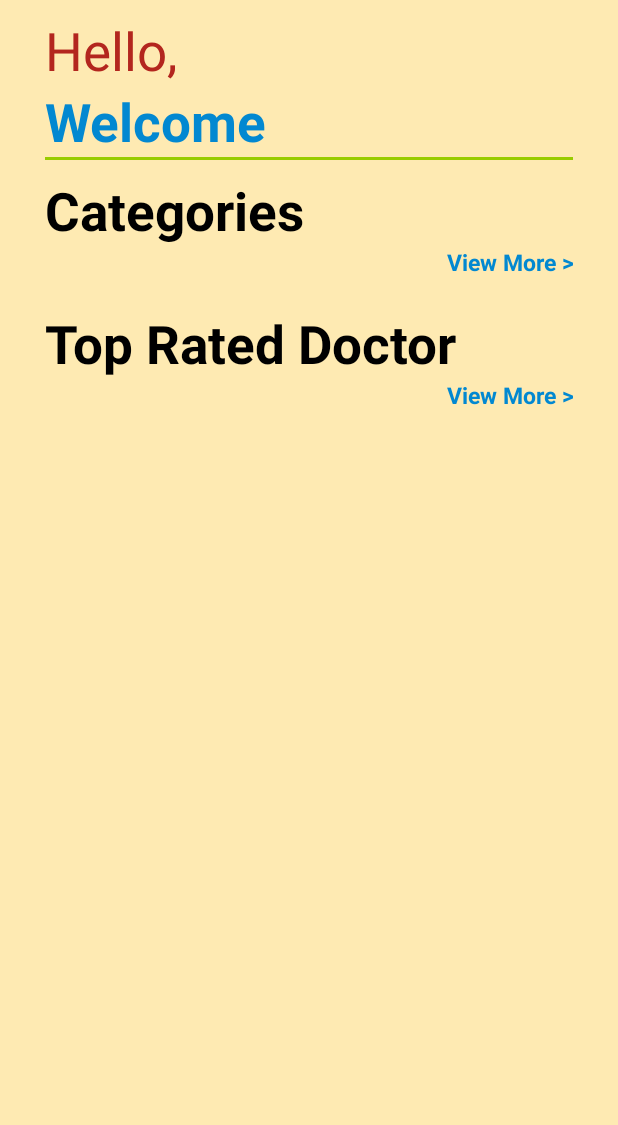
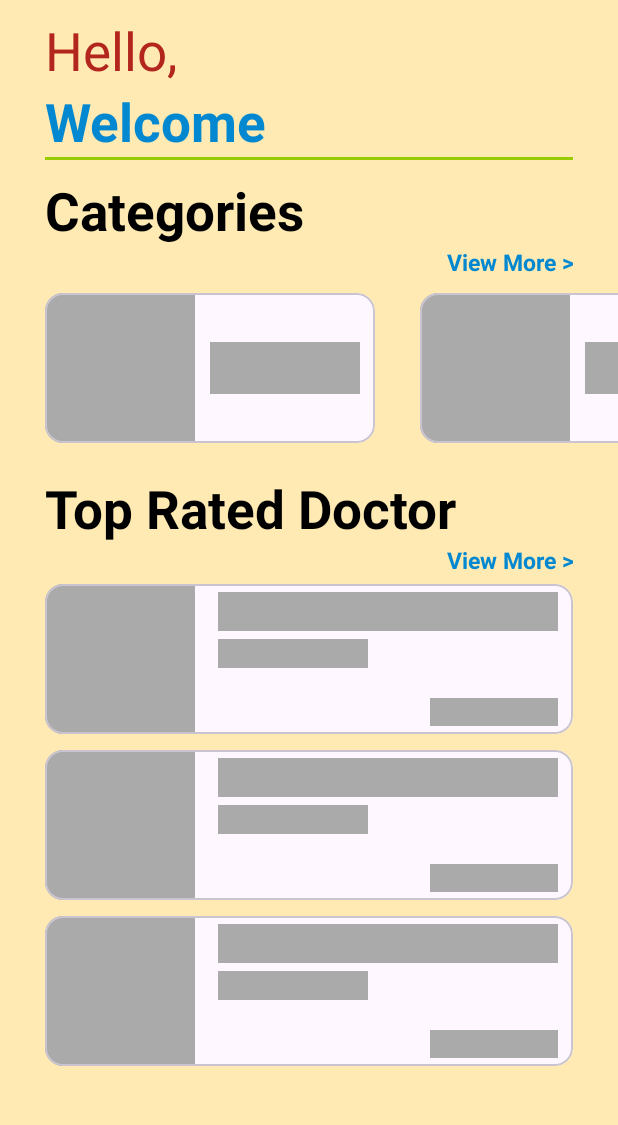
Before and after one commit to rishabhagg7/MedDirect, an Android app: the layout activity_home.xml on its own in the app's theme, with its tools: preview values and no code run, on a phone screen of 412 x 824 dp, the part 72-1197 px from its top. Run offline under Robolectric (Android 15) with nearby library versions, the phone set to English and light mode, and no system bars; Roboto replaces fonts that are not available here.

Commit message:
shimmer loading on home page added

```diff
--- a/app/src/main/java/com/example/meddirect/activities/HomeActivity.kt
+++ b/app/src/main/java/com/example/meddirect/activities/HomeActivity.kt
@@ -4,6 +4,7 @@ import android.content.Intent
 import android.net.Uri
 import android.os.Bundle
 import android.view.MenuItem
+import android.view.View
 import android.widget.TextView
 import android.widget.Toast
 import androidx.appcompat.app.ActionBarDrawerToggle
@@ -173,6 +174,8 @@ class HomeActivity : AppCompatActivity() {
                 val totalDoctorToShow = minOf(4,homeDoctorList.size)
                 homeDoctorList = homeDoctorList.take(totalDoctorToShow).toMutableList()
                 homeDoctorAdapter.submitList(homeDoctorList)
+                binding.shimmerHomeDoctor.stopShimmer()
+                binding.shimmerHomeDoctor.visibility = View.GONE
             }
 
             override fun onCancelled(error: DatabaseError) {
@@ -201,6 +204,8 @@ class HomeActivity : AppCompatActivity() {
                     }
                 }
                 //sends the data to the recycler view
+                binding.shimmerHomeCategory.stopShimmer()
+                binding.shimmerHomeCategory.visibility = View.GONE
                 homeCategoryAdapter.submitList(homeCategoryList)
             }
 
--- a/app/src/main/res/layout/activity_home.xml
+++ b/app/src/main/res/layout/activity_home.xml
@@ -98,6 +98,23 @@
                     android:layout_marginEnd="30dp"
                     android:textSize="15sp"/>
             </LinearLayout>
+            <com.facebook.shimmer.ShimmerFrameLayout
+                android:id="@+id/shimmer_home_category"
+                android:layout_width="wrap_content"
+                android:layout_height="wrap_content"
+                android:layout_marginStart="10dp">
+
+                <LinearLayout
+                    android:layout_width="match_parent"
+                    android:layout_height="wrap_content">
+                    <include layout = "@layout/item_home_category_list_shimmer"/>
+                    <include layout = "@layout/item_home_category_list_shimmer"/>
+                    <include layout = "@layout/item_home_category_list_shimmer"/>
+                    <include layout = "@layout/item_home_category_list_shimmer"/>
+                    <include layout = "@layout/item_home_category_list_shimmer"/>
+                </LinearLayout>
+
+            </com.facebook.shimmer.ShimmerFrameLayout>
             <androidx.recyclerview.widget.RecyclerView
                 android:id="@+id/rv_home_category"
                 android:layout_width="match_parent"
@@ -132,6 +149,24 @@
                     android:layout_marginEnd="30dp"
                     android:textSize="15sp"/>
             </LinearLayout>
+            <com.facebook.shimmer.ShimmerFrameLayout
+                android:id="@+id/shimmer_home_doctor"
+                android:layout_width="match_parent"
+                android:layout_height="wrap_content"
+                android:layout_marginStart="30dp"
+                android:layout_marginEnd="30dp">
+
+                <LinearLayout
+                    android:layout_width="match_parent"
+                    android:layout_height="wrap_content"
+                    android:orientation="vertical">
+                    <include layout="@layout/item_home_doctor_list_shimmer"/>
+                    <include layout="@layout/item_home_doctor_list_shimmer"/>
+                    <include layout="@layout/item_home_doctor_list_shimmer"/>
+                </LinearLayout>
+
+            </com.facebook.shimmer.ShimmerFrameLayout>
+
             <androidx.recyclerview.widget.RecyclerView
                 android:id="@+id/rv_home_doctor"
                 android:layout_width="match_parent"
--- /dev/null
+++ b/app/src/main/res/layout/item_home_category_list_shimmer.xml
@@ -0,0 +1,26 @@
+<?xml version="1.0" encoding="utf-8"?>
+<LinearLayout xmlns:android="http://schemas.android.com/apk/res/android"
+    android:layout_width="250dp"
+    android:layout_height="wrap_content"
+    xmlns:tools="http://schemas.android.com/tools">
+    <com.google.android.material.card.MaterialCardView
+        android:id="@+id/category"
+        android:layout_width="match_parent"
+        android:layout_height="100dp"
+        android:layout_marginStart="20dp"
+        android:layout_marginEnd="10dp"
+        android:layout_marginTop="10dp">
+        <ImageView
+            android:padding="5dp"
+            android:layout_width="100dp"
+            android:layout_height="100dp"
+            android:background="@android:color/darker_gray"/>
+        <TextView
+            android:layout_width="100dp"
+            android:layout_height="wrap_content"
+            android:textSize="25sp"
+            android:layout_marginStart="50dp"
+            android:layout_gravity="center"
+            android:background="@android:color/darker_gray"/>
+    </com.google.android.material.card.MaterialCardView>
+</LinearLayout>
--- a/app/src/main/res/layout/item_home_doctor_list_shimmer.xml
+++ b/app/src/main/res/layout/item_home_doctor_list_shimmer.xml
@@ -10,8 +10,7 @@
         android:layout_width="match_parent"
         android:layout_height="100dp"
         android:layout_marginBottom="5dp"
-        android:layout_marginTop="5dp"
-        app:shapeAppearance="square">
+        android:layout_marginTop="5dp">
 
         <ImageView
             android:id="@+id/doctor_image"
```
